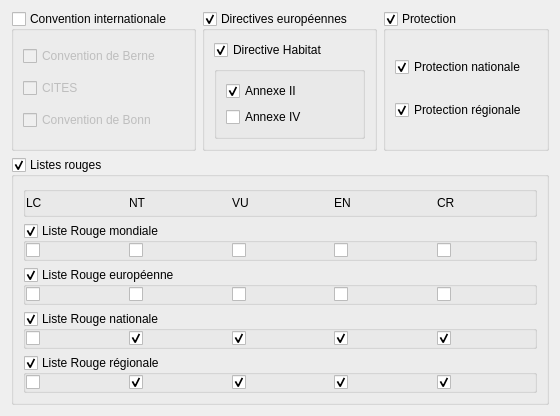
Old version of the form biblizou_dialog_patri.ui in the repository Ki-Mor/biblizou.
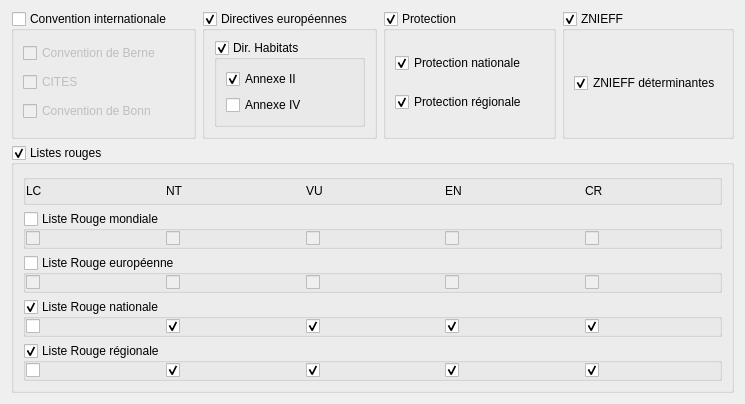
New version of the form. Icons and pictures are not drawn.

Commit message: ajout de statuts znieff déterminantes

```diff
--- a/biblizou_dialog_patri.ui
+++ b/biblizou_dialog_patri.ui
@@ -6,8 +6,8 @@
    <rect>
     <x>0</x>
     <y>0</y>
-    <width>560</width>
-    <height>375</height>
+    <width>745</width>
+    <height>337</height>
    </rect>
   </property>
   <property name="windowTitle">
@@ -178,6 +178,47 @@
 }</string>
   </property>
   <layout class="QGridLayout" name="gridLayout">
+   <item row="0" column="1">
+    <widget class="QGroupBox" name="gBDirEuro">
+     <property name="title">
+      <string>Directives européennes</string>
+     </property>
+     <property name="checkable">
+      <bool>true</bool>
+     </property>
+     <layout class="QGridLayout" name="gridLayout_5">
+      <item row="0" column="0">
+       <widget class="QGroupBox" name="gBDirHab">
+        <property name="title">
+         <string>Dir. Habitats</string>
+        </property>
+        <property name="checkable">
+         <bool>true</bool>
+        </property>
+        <layout class="QGridLayout" name="gridLayout_4">
+         <item row="0" column="0">
+          <widget class="QCheckBox" name="cBDirHab2">
+           <property name="text">
+            <string>Annexe II</string>
+           </property>
+           <property name="checked">
+            <bool>true</bool>
+           </property>
+          </widget>
+         </item>
+         <item row="1" column="0">
+          <widget class="QCheckBox" name="cBDirHab4">
+           <property name="text">
+            <string>Annexe IV</string>
+           </property>
+          </widget>
+         </item>
+        </layout>
+       </widget>
+      </item>
+     </layout>
+    </widget>
+   </item>
    <item row="0" column="0">
     <widget class="QGroupBox" name="gBConventionInternationales">
      <property name="title">
@@ -214,54 +255,6 @@
      </layout>
     </widget>
    </item>
-   <item row="0" column="1">
-    <widget class="QGroupBox" name="gBDirEuro">
-     <property name="title">
-      <string>Directives européennes</string>
-     </property>
-     <property name="checkable">
-      <bool>true</bool>
-     </property>
-     <layout class="QGridLayout" name="gridLayout_5">
-      <item row="0" column="0">
-       <widget class="QCheckBox" name="cBDirHab">
-        <property name="text">
-         <string>Directive Habitat</string>
-        </property>
-        <property name="checked">
-         <bool>true</bool>
-        </property>
-       </widget>
-      </item>
-      <item row="1" column="0">
-       <widget class="QGroupBox" name="gBDirHabAnnexes">
-        <property name="title">
-         <string/>
-        </property>
-        <layout class="QGridLayout" name="gridLayout_4">
-         <item row="0" column="0">
-          <widget class="QCheckBox" name="cBDirHab2">
-           <property name="text">
-            <string>Annexe II</string>
-           </property>
-           <property name="checked">
-            <bool>true</bool>
-           </property>
-          </widget>
-         </item>
-         <item row="1" column="0">
-          <widget class="QCheckBox" name="cBDirHah4">
-           <property name="text">
-            <string>Annexe IV</string>
-           </property>
-          </widget>
-         </item>
-        </layout>
-       </widget>
-      </item>
-     </layout>
-    </widget>
-   </item>
    <item row="0" column="2">
     <widget class="QGroupBox" name="gBProtection">
      <property name="title">
@@ -294,7 +287,7 @@
      </layout>
     </widget>
    </item>
-   <item row="3" column="0" colspan="3">
+   <item row="3" column="0" colspan="4">
     <widget class="QGroupBox" name="gBListesRouges">
      <property name="title">
       <string>Listes rouges</string>
@@ -311,6 +304,9 @@
         <property name="checkable">
          <bool>true</bool>
         </property>
+        <property name="checked">
+         <bool>false</bool>
+        </property>
         <layout class="QGridLayout" name="gridLayout_7">
          <property name="leftMargin">
           <number>0</number>
@@ -370,6 +366,9 @@
         <property name="checkable">
          <bool>true</bool>
         </property>
+        <property name="checked">
+         <bool>false</bool>
+        </property>
         <layout class="QGridLayout" name="gridLayout_8">
          <property name="leftMargin">
           <number>0</number>
@@ -622,7 +621,29 @@
      </layout>
     </widget>
    </item>
-   <item row="4" column="0" colspan="3">
+   <item row="0" column="3">
+    <widget class="QGroupBox" name="gBZnieff">
+     <property name="title">
+      <string>ZNIEFF</string>
+     </property>
+     <property name="checkable">
+      <bool>true</bool>
+     </property>
+     <layout class="QGridLayout" name="gridLayout_12">
+      <item row="0" column="0">
+       <widget class="QCheckBox" name="checkBox">
+        <property name="text">
+         <string>ZNIEFF déterminantes</string>
+        </property>
+        <property name="checked">
+         <bool>true</bool>
+        </property>
+       </widget>
+      </item>
+     </layout>
+    </widget>
+   </item>
+   <item row="4" column="0" colspan="4">
     <spacer name="verticalSpacer">
      <property name="orientation">
       <enum>Qt::Vertical</enum>
```
Left out of the diff: 20 changed lines with no effect on the pictures.
